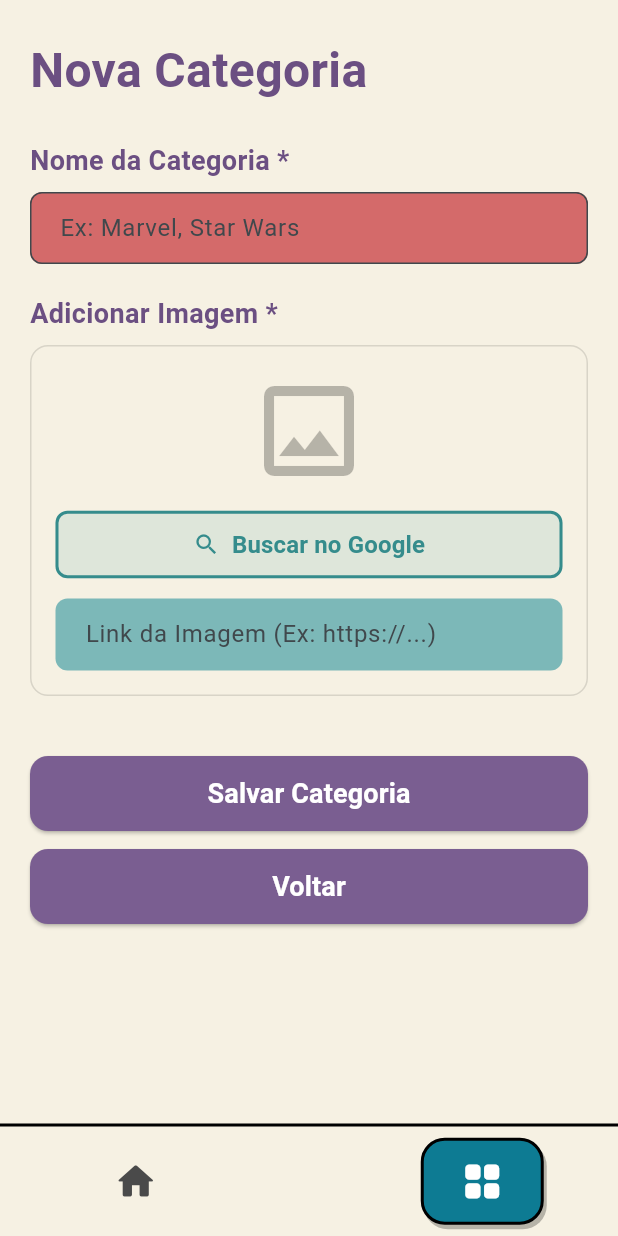
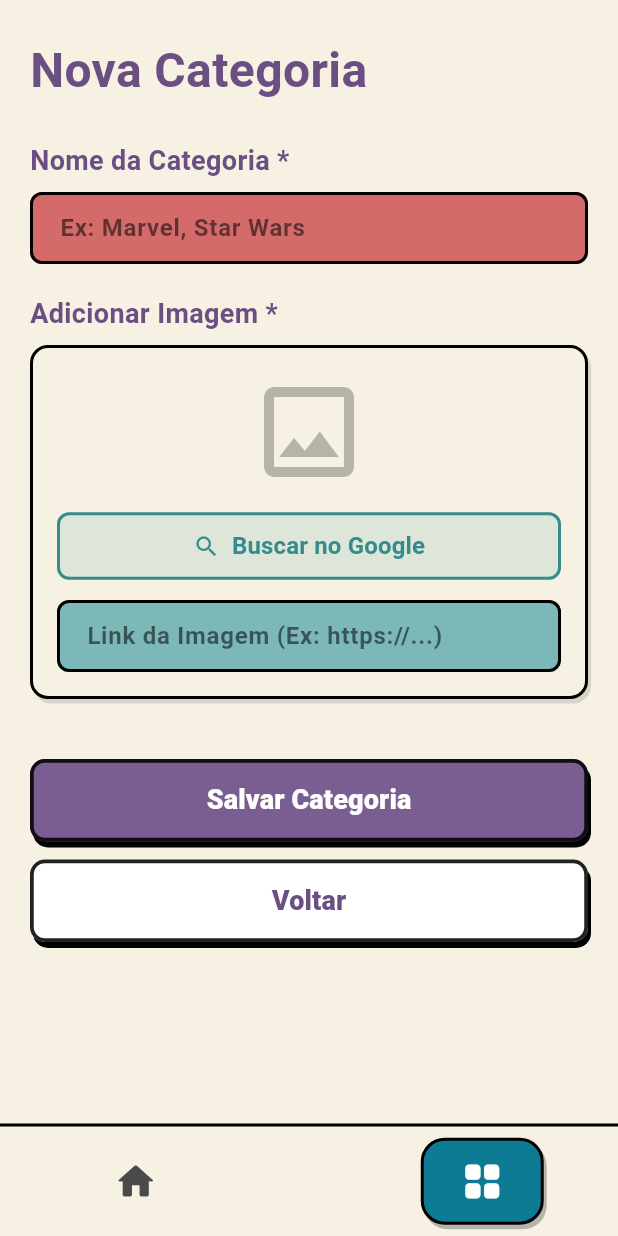
Before and after one commit to GeoS1lva/Project_FunkoPops, a Flutter app: the AddCategoryScreen screen opened directly, on a phone screen of 412 x 824 dp. Run offline on Flutter 3.47's test engine with Material 3 defaults, Android fonts, the phone set to English and light mode, and no system bars.

Commit message:
feat: Fazendo alguns ultimos ajustes

```diff
--- a/lib/ui/screens/add_category_screen.dart
+++ b/lib/ui/screens/add_category_screen.dart
@@ -3,6 +3,8 @@ import 'package:url_launcher/url_launcher.dart';
 import '../app_colors.dart';
 import '../../ui/widgets/custom_bottom_nav.dart';
 import '../../services/category_service.dart';
+
+import '../widgets/custom_button.dart';
 
 class AddCategoryScreen extends StatefulWidget {
   const AddCategoryScreen({super.key});
@@ -108,10 +110,10 @@ class _AddCategoryScreenState extends State<AddCategoryScreen> {
                 const SizedBox(height: 24),
 
                 _buildLabel('Nome da Categoria *'),
-                _buildTextField(
-                  _nameController,
-                  AppColors.marvelRed,
-                  'Ex: Marvel, Star Wars',
+                _buildStyledTextField(
+                  controller: _nameController,
+                  fillColor: AppColors.marvelRed,
+                  hint: 'Ex: Marvel, Star Wars',
                 ),
                 const SizedBox(height: 20),
 
@@ -120,8 +122,11 @@ class _AddCategoryScreenState extends State<AddCategoryScreen> {
                   padding: const EdgeInsets.all(16),
                   decoration: BoxDecoration(
                     color: AppColors.background,
-                    border: Border.all(color: Colors.black12),
+                    border: Border.all(color: Colors.black, width: 2),
                     borderRadius: BorderRadius.circular(12),
+                    boxShadow: const [
+                      BoxShadow(color: Colors.black12, offset: Offset(2, 3)),
+                    ],
                   ),
                   child: Column(
                     children: [
@@ -166,22 +171,11 @@ class _AddCategoryScreenState extends State<AddCategoryScreen> {
                       ),
                       const SizedBox(height: 12),
 
-                      TextFormField(
+                      _buildStyledTextField(
                         controller: _imageUrlController,
-                        decoration: InputDecoration(
-                          hintText: 'Link da Imagem (Ex: https://...)',
-                          filled: true,
-                          fillColor: AppColors.searchTeal,
-                          border: OutlineInputBorder(
-                            borderRadius: BorderRadius.circular(8),
-                            borderSide: BorderSide.none,
-                          ),
-                          contentPadding: const EdgeInsets.symmetric(
-                            horizontal: 16,
-                          ),
-                        ),
-                        validator: (value) =>
-                            value!.isEmpty ? 'Insira a URL da imagem' : null,
+                        fillColor: AppColors.searchTeal,
+                        hint: 'Link da Imagem (Ex: https://...)',
+                        isUrl: true,
                       ),
                     ],
                   ),
@@ -189,19 +183,25 @@ class _AddCategoryScreenState extends State<AddCategoryScreen> {
 
                 const SizedBox(height: 40),
                 _isLoading
-                    ? const Center(child: CircularProgressIndicator())
+                    ? const Center(
+                        child: CircularProgressIndicator(
+                          color: AppColors.purpleButton,
+                        ),
+                      )
                     : Column(
                         children: [
-                          _buildActionButton(
-                            'Salvar Categoria',
-                            AppColors.purpleButton,
-                            _submitForm,
+                          CustomButton(
+                            text: 'Salvar Categoria',
+                            color: AppColors.purpleButton,
+                            textColor: Colors.white,
+                            onPressed: _submitForm,
                           ),
                           const SizedBox(height: 12),
-                          _buildActionButton(
-                            'Voltar',
-                            AppColors.purpleButton,
-                            () => Navigator.pop(context),
+                          CustomButton(
+                            text: 'Voltar',
+                            color: Colors.white,
+                            textColor: AppColors.purpleText,
+                            onPressed: () => Navigator.pop(context),
                           ),
                         ],
                       ),
@@ -228,51 +228,46 @@ class _AddCategoryScreenState extends State<AddCategoryScreen> {
     );
   }
 
-  Widget _buildTextField(
-    TextEditingController controller,
-    Color fillColor,
-    String hint,
-  ) {
+  Widget _buildStyledTextField({
+    required TextEditingController controller,
+    required Color fillColor,
+    required String hint,
+    bool isUrl = false,
+  }) {
     return TextFormField(
       controller: controller,
+      style: const TextStyle(
+        fontWeight: FontWeight.bold,
+        color: Colors.black87,
+      ),
       decoration: InputDecoration(
         hintText: hint,
+        hintStyle: const TextStyle(
+          color: Colors.black54,
+          fontWeight: FontWeight.bold,
+        ),
         filled: true,
         fillColor: fillColor,
         border: OutlineInputBorder(
           borderRadius: BorderRadius.circular(8),
-          borderSide: const BorderSide(color: Colors.black26),
+          borderSide: const BorderSide(color: Colors.black, width: 2),
+        ),
+        enabledBorder: OutlineInputBorder(
+          borderRadius: BorderRadius.circular(8),
+          borderSide: const BorderSide(color: Colors.black, width: 2),
+        ),
+        focusedBorder: OutlineInputBorder(
+          borderRadius: BorderRadius.circular(8),
+          borderSide: const BorderSide(color: Colors.black, width: 3),
         ),
         contentPadding: const EdgeInsets.symmetric(
           horizontal: 16,
           vertical: 12,
         ),
       ),
-      validator: (value) => value!.isEmpty ? 'Campo obrigatório' : null,
-    );
-  }
-
-  Widget _buildActionButton(String text, Color color, VoidCallback onPressed) {
-    return SizedBox(
-      width: double.infinity,
-      height: 50,
-      child: ElevatedButton(
-        style: ElevatedButton.styleFrom(
-          backgroundColor: color,
-          shape: RoundedRectangleBorder(
-            borderRadius: BorderRadius.circular(12),
-          ),
-        ),
-        onPressed: onPressed,
-        child: Text(
-          text,
-          style: const TextStyle(
-            fontSize: 18,
-            fontWeight: FontWeight.bold,
-            color: Colors.white,
-          ),
-        ),
-      ),
+      validator: (value) => value!.isEmpty
+          ? (isUrl ? 'Insira a URL da imagem' : 'Campo obrigatório')
+          : null,
     );
   }
 }
--- a/lib/ui/screens/update_screen.dart
+++ b/lib/ui/screens/update_screen.dart
@@ -393,6 +393,12 @@ class _UpdateScreenState extends State<UpdateScreen> {
                             onPressed: _submitForm,
                           ),
                           const SizedBox(height: 12),
+                          CustomButton(
+                            text: 'Voltar',
+                            color: Colors.white,
+                            textColor: AppColors.purpleText,
+                            onPressed: () => Navigator.pop(context),
+                          ),
                         ],
                       ),
                 const SizedBox(height: 20),
```
Also changed, not shown: lib/ui/screens/funko_search_screen.dart (+47 -7 lines), lib/ui/screens/login_screen.dart (+0 -10 lines).
